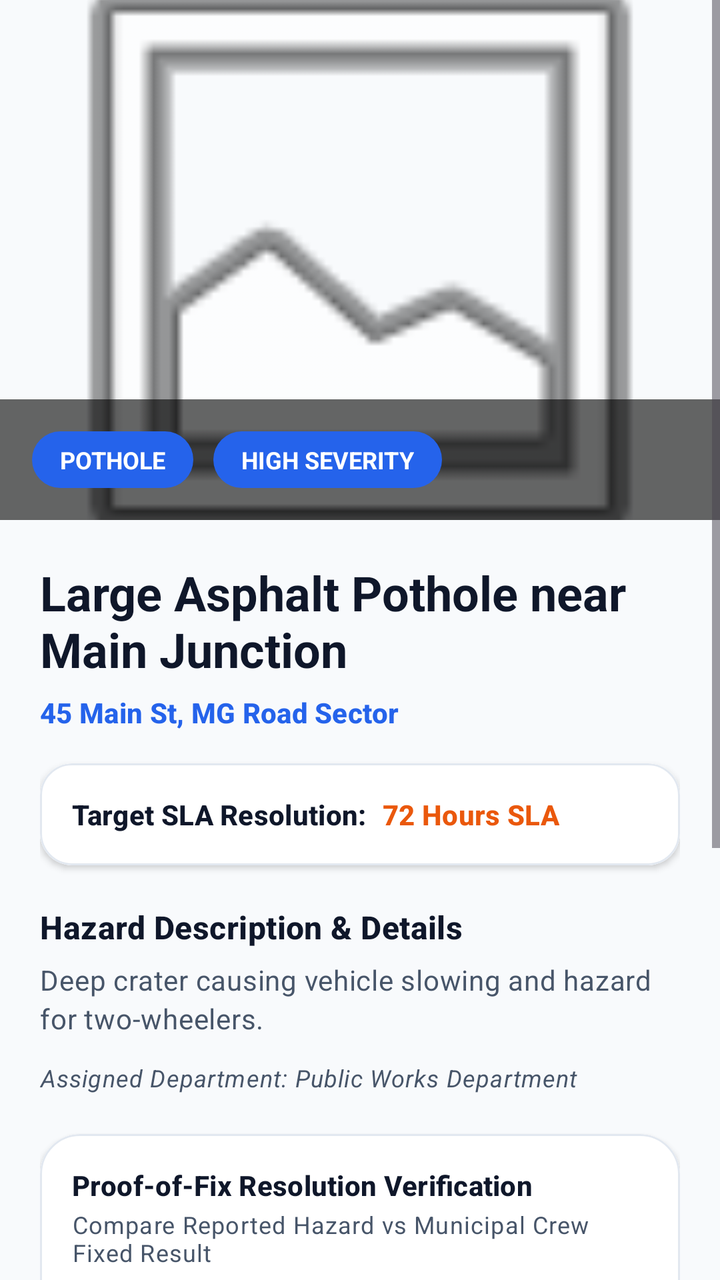
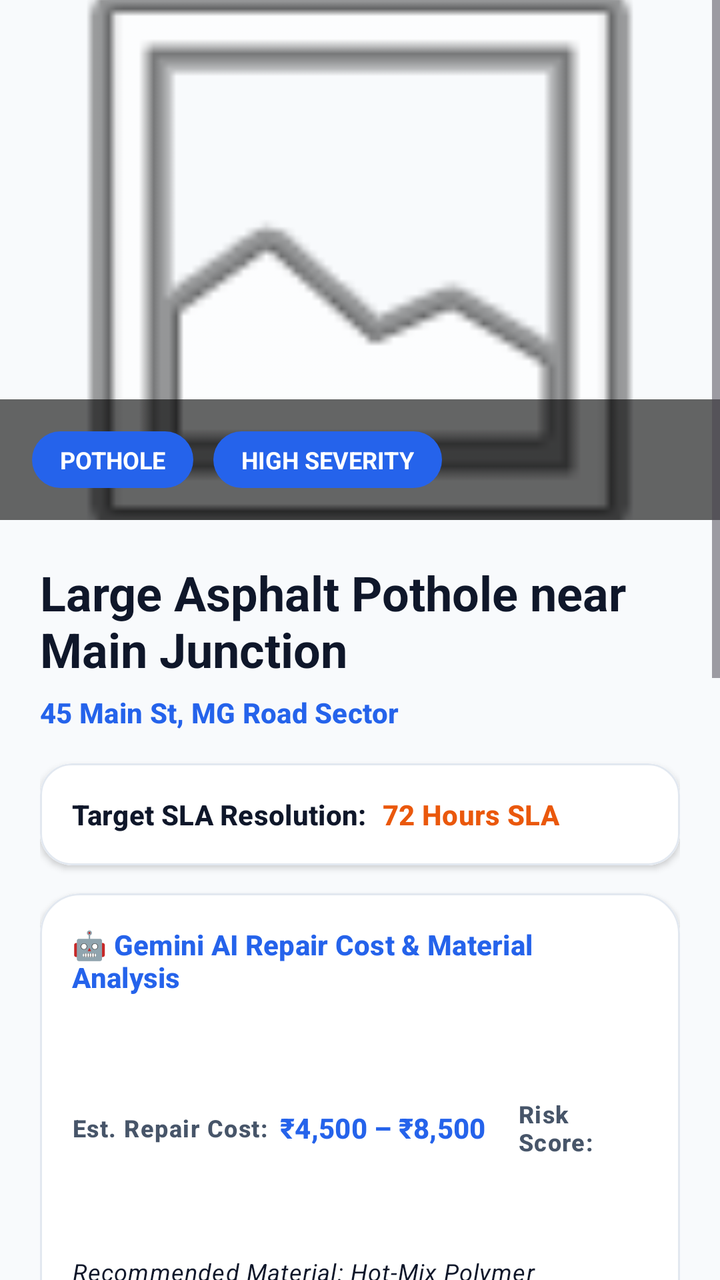

Before-and-after screenshots of an Android layout around one commit, followed by the original layout XML and the change that was made.
<!-- AndroidManifest.xml: application theme Theme.CivicLensAI -->
<!-- res/layout/activity_issue_detail.xml -->
<?xml version="1.0" encoding="utf-8"?>
<ScrollView xmlns:android="http://schemas.android.com/apk/res/android"
    xmlns:app="http://schemas.android.com/apk/res-auto"
    android:layout_width="match_parent"
    android:layout_height="match_parent"
    android:background="@color/m3_surface"
    android:fillViewport="true">

    <LinearLayout
        android:layout_width="match_parent"
        android:layout_height="wrap_content"
        android:orientation="vertical">

        
        <FrameLayout
            android:layout_width="match_parent"
            android:layout_height="260dp">

            <ImageView
                android:id="@+id/ivDetailPhoto"
                android:layout_width="match_parent"
                android:layout_height="match_parent"
                android:scaleType="centerCrop"
                android:src="@android:drawable/ic_menu_gallery" />

            <LinearLayout
                android:layout_width="match_parent"
                android:layout_height="wrap_content"
                android:layout_gravity="bottom"
                android:background="#99000000"
                android:padding="16dp">

                <TextView
                    android:id="@+id/tvDetailCategory"
                    android:layout_width="wrap_content"
                    android:layout_height="wrap_content"
                    android:background="@drawable/bg_badge_rounded"
                    android:paddingHorizontal="14dp"
                    android:paddingVertical="6dp"
                    android:text="POTHOLE"
                    android:textColor="@color/white"
                    android:textSize="12sp"
                    android:textStyle="bold" />

                <TextView
                    android:id="@+id/tvDetailSeverity"
                    android:layout_width="wrap_content"
                    android:layout_height="wrap_content"
                    android:layout_marginStart="10dp"
                    android:background="@drawable/bg_badge_rounded"
                    android:paddingHorizontal="14dp"
                    android:paddingVertical="6dp"
                    android:text="HIGH SEVERITY"
                    android:textColor="@color/white"
                    android:textSize="12sp"
                    android:textStyle="bold" />
            </LinearLayout>
        </FrameLayout>

        
        <LinearLayout
            android:layout_width="match_parent"
            android:layout_height="wrap_content"
            android:background="@color/m3_surface"
            android:orientation="vertical"
            android:padding="20dp">

            <TextView
                android:id="@+id/tvDetailTitle"
                android:layout_width="match_parent"
                android:layout_height="wrap_content"
                android:textAppearance="@style/TextAppearance.Material3.HeadlineSmall"
                android:text="Large Asphalt Pothole near Main Junction"
                android:textColor="@color/m3_on_surface"
                android:textStyle="bold" />

            <TextView
                android:id="@+id/tvDetailAddress"
                android:layout_width="match_parent"
                android:layout_height="wrap_content"
                android:layout_marginTop="6dp"
                android:textAppearance="@style/TextAppearance.Material3.LabelLarge"
                android:text="45 Main St, MG Road Sector"
                android:textColor="@color/m3_primary"
                android:textSize="14sp"
                android:textStyle="bold" />

            
            <com.google.android.material.card.MaterialCardView
                style="@style/Widget.Material3.CardView.Elevated"
                android:layout_width="match_parent"
                android:layout_height="wrap_content"
                android:layout_marginTop="16dp"
                app:cardBackgroundColor="@color/white"
                app:cardCornerRadius="16dp"
                app:cardElevation="2dp"
                app:strokeWidth="1dp"
                app:strokeColor="@color/m3_outline_variant">

                <LinearLayout
                    android:layout_width="match_parent"
                    android:layout_height="wrap_content"
                    android:background="@color/white"
                    android:gravity="center_vertical"
                    android:orientation="horizontal"
                    android:padding="16dp">

                    <TextView
                        android:layout_width="wrap_content"
                        android:layout_height="wrap_content"
                        android:textAppearance="@style/TextAppearance.Material3.LabelLarge"
                        android:text="Target SLA Resolution:"
                        android:textColor="@color/m3_on_surface"
                        android:textStyle="bold" />

                    <TextView
                        android:id="@+id/tvSlaWindow"
                        android:layout_width="wrap_content"
                        android:layout_height="wrap_content"
                        android:layout_marginStart="8dp"
                        android:textAppearance="@style/TextAppearance.Material3.LabelLarge"
                        android:text="72 Hours SLA"
                        android:textColor="@color/severity_high"
                        android:textStyle="bold" />
                </LinearLayout>
            </com.google.android.material.card.MaterialCardView>

            <TextView
                android:layout_width="match_parent"
                android:layout_height="wrap_content"
                android:layout_marginTop="20dp"
                android:textAppearance="@style/TextAppearance.Material3.TitleMedium"
                android:text="Hazard Description &amp; Details"
                android:textColor="@color/m3_on_surface"
                android:textStyle="bold" />

            <TextView
                android:id="@+id/tvDetailDesc"
                android:layout_width="match_parent"
                android:layout_height="wrap_content"
                android:layout_marginTop="6dp"
                android:textAppearance="@style/TextAppearance.Material3.BodyMedium"
                android:lineSpacingExtra="3dp"
                android:text="Deep crater causing vehicle slowing and hazard for two-wheelers."
                android:textColor="@color/m3_on_surface_variant"
                android:textSize="14sp" />

            <TextView
                android:id="@+id/tvDetailDepartment"
                android:layout_width="match_parent"
                android:layout_height="wrap_content"
                android:layout_marginTop="12dp"
                android:textAppearance="@style/TextAppearance.Material3.BodySmall"
                android:text="Assigned Department: Public Works Department"
                android:textColor="@color/m3_on_surface_variant"
                android:textStyle="italic" />

            
            <com.google.android.material.card.MaterialCardView
                style="@style/Widget.Material3.CardView.Elevated"
                android:layout_width="match_parent"
                android:layout_height="wrap_content"
                android:layout_marginTop="20dp"
                app:cardBackgroundColor="@color/white"
                app:cardCornerRadius="20dp"
                app:cardElevation="2dp"
                app:strokeWidth="1dp"
                app:strokeColor="@color/m3_outline_variant">

                <LinearLayout
                    android:layout_width="match_parent"
                    android:layout_height="wrap_content"
                    android:background="@color/white"
                    android:orientation="vertical"
                    android:padding="16dp">

                    <TextView
                        android:layout_width="match_parent"
                        android:layout_height="wrap_content"
                        android:textAppearance="@style/TextAppearance.Material3.TitleSmall"
                        android:text="Proof-of-Fix Resolution Verification"
                        android:textColor="@color/m3_on_surface"
                        android:textStyle="bold" />

                    <TextView
                        android:layout_width="match_parent"
                        android:layout_height="wrap_content"
                        android:layout_marginTop="2dp"
                        android:textAppearance="@style/TextAppearance.Material3.BodySmall"
                        android:text="Compare Reported Hazard vs Municipal Crew Fixed Result"
                        android:textColor="@color/m3_on_surface_variant" />

                    <LinearLayout
                        android:layout_width="match_parent"
                        android:layout_height="140dp"
                        android:layout_marginTop="12dp"
                        android:orientation="horizontal">

                        <FrameLayout
                            android:layout_width="0dp"
                            android:layout_height="match_parent"
                            android:layout_weight="1">

                            <ImageView
                                android:id="@+id/ivBeforePhoto"
                                android:layout_width="match_parent"
                                android:layout_height="match_parent"
                                android:scaleType="centerCrop"
                                android:src="@android:drawable/ic_menu_gallery" />

                            <TextView
                                android:layout_width="wrap_content"
                                android:layout_height="wrap_content"
                                android:layout_gravity="bottom|start"
                                android:layout_margin="8dp"
                                android:background="#CCDC2626"
                                android:paddingHorizontal="10dp"
                                android:paddingVertical="4dp"
                                android:text="BEFORE"
                                android:textColor="@color/white"
                                android:textSize="10sp"
                                android:textStyle="bold" />
                        </FrameLayout>

                        <View
                            android:layout_width="4dp"
                            android:layout_height="match_parent"
                            android:background="@color/white" />

                        <FrameLayout
                            android:layout_width="0dp"
                            android:layout_height="match_parent"
                            android:layout_weight="1">

                            <ImageView
                                android:id="@+id/ivAfterPhoto"
                                android:layout_width="match_parent"
                                android:layout_height="match_parent"
                                android:scaleType="centerCrop"
                                android:src="@android:drawable/ic_menu_gallery" />

                            <TextView
                                android:layout_width="wrap_content"
                                android:layout_height="wrap_content"
                                android:layout_gravity="bottom|start"
                                android:layout_margin="8dp"
                                android:background="#CC059669"
                                android:paddingHorizontal="10dp"
                                android:paddingVertical="4dp"
                                android:text="AFTER FIXED"
                                android:textColor="@color/white"
                                android:textSize="10sp"
                                android:textStyle="bold" />
                        </FrameLayout>
                    </LinearLayout>
                </LinearLayout>
            </com.google.android.material.card.MaterialCardView>

            
            <LinearLayout
                android:layout_width="match_parent"
                android:layout_height="wrap_content"
                android:layout_marginTop="24dp"
                android:orientation="horizontal">

                <com.google.android.material.button.MaterialButton
                    android:id="@+id/btnDetailUpvote"
                    style="@style/Widget.Material3.Button"
                    android:layout_width="0dp"
                    android:layout_height="54dp"
                    android:layout_weight="1"
                    android:backgroundTint="@color/m3_primary"
                    android:text="Upvote (24)"
                    android:textColor="@color/white"
                    android:textSize="14sp"
                    android:textStyle="bold"
                    app:cornerRadius="16dp" />

                <com.google.android.material.button.MaterialButton
                    android:id="@+id/btnVerifyStatus"
                    style="@style/Widget.Material3.Button.TonalButton"
                    android:layout_width="0dp"
                    android:layout_height="54dp"
                    android:layout_marginStart="12dp"
                    android:layout_weight="1"
                    android:text="Confirm / Verify"
                    android:textColor="@color/m3_primary"
                    android:textSize="14sp"
                    android:textStyle="bold"
                    app:cornerRadius="16dp" />
            </LinearLayout>

            
            <com.google.android.material.button.MaterialButton
                android:id="@+id/btnDownloadPdf"
                style="@style/Widget.Material3.Button.OutlinedButton"
                android:layout_width="match_parent"
                android:layout_height="52dp"
                android:layout_marginTop="14dp"
                android:text="Download Official PDF Ticket"
                android:textColor="@color/m3_primary"
                android:textSize="14sp"
                android:textStyle="bold"
                app:cornerRadius="16dp"
                app:strokeColor="@color/m3_primary"
                app:strokeWidth="1.5dp" />

        </LinearLayout>
    </LinearLayout>
</ScrollView>
<!-- resources referenced by this layout -->
<resources>
  <color name="m3_on_surface">#0F172A</color>
  <color name="m3_on_surface_variant">#475569</color>
  <color name="m3_outline_variant">#E2E8F0</color>
  <color name="m3_primary">#2563EB</color>
  <color name="m3_surface">#F8FAFC</color>
  <color name="severity_high">#EA580C</color>
  <color name="white">#FFFFFF</color>
  <!-- drawable bg_badge_rounded (drawable) -->
  <?xml version="1.0" encoding="utf-8"?>
  <shape xmlns:android="http://schemas.android.com/apk/res/android"
      android:shape="rectangle">
      <solid android:color="@color/primary_blue" />
      <corners android:radius="20dp" />
  </shape>
  <style name="Theme.CivicLensAI" parent="Base.Theme.CivicLensAI" />
  <color name="primary_blue">#2563EB</color>
  <style name="Base.Theme.CivicLensAI" parent="Theme.Material3.DayNight.NoActionBar">
          
          <item name="colorPrimary">@color/m3_primary</item>
          <item name="colorOnPrimary">@color/m3_on_primary</item>
          <item name="colorPrimaryContainer">@color/m3_primary_container</item>
          <item name="colorOnPrimaryContainer">@color/m3_on_primary_container</item>
  
          
          <item name="colorSecondary">@color/m3_secondary</item>
          <item name="colorOnSecondary">@color/m3_on_secondary</item>
          <item name="colorSecondaryContainer">@color/m3_secondary_container</item>
          <item name="colorOnSecondaryContainer">@color/m3_on_secondary_container</item>
  
          
          <item name="colorTertiary">@color/m3_tertiary</item>
          <item name="colorOnTertiary">@color/m3_on_tertiary</item>
          <item name="colorSurface">@color/m3_surface</item>
          <item name="colorOnSurface">@color/m3_on_surface</item>
          <item name="colorSurfaceVariant">@color/m3_surface_variant</item>
          <item name="colorOnSurfaceVariant">@color/m3_on_surface_variant</item>
  
          
          <item name="colorOutline">@color/m3_outline</item>
          <item name="colorOutlineVariant">@color/m3_outline_variant</item>
          <item name="android:windowBackground">@color/bg_light</item>
          <item name="android:statusBarColor">@color/primary_brand</item>
          <item name="android:navigationBarColor">@color/white</item>
      </style>
  <color name="m3_on_primary">#FFFFFF</color>
  <color name="m3_primary_container">#DBEAFE</color>
  <color name="m3_on_primary_container">#1E3A8A</color>
  <color name="m3_secondary">#0EA5E9</color>
  <color name="m3_on_secondary">#FFFFFF</color>
  <color name="m3_secondary_container">#E0F2FE</color>
  <color name="m3_on_secondary_container">#0369A1</color>
  <color name="m3_tertiary">#6366F1</color>
  <color name="m3_on_tertiary">#FFFFFF</color>
  <color name="m3_surface_variant">#F1F5F9</color>
  <color name="m3_outline">#CBD5E1</color>
  <color name="bg_light">#F8FAFC</color>
  <color name="primary_brand">#1E293B</color>
</resources>

<!-- the commit's change to res/layout/activity_issue_detail.xml (unified diff, before → after) -->
@@ -122,6 +122,93 @@
                         android:text="72 Hours SLA"
                         android:textColor="@color/severity_high"
                         android:textStyle="bold" />
+                </LinearLayout>
+            </com.google.android.material.card.MaterialCardView>
+
+            
+            <com.google.android.material.card.MaterialCardView
+                style="@style/Widget.Material3.CardView.Elevated"
+                android:layout_width="match_parent"
+                android:layout_height="wrap_content"
+                android:layout_marginTop="14dp"
+                app:cardBackgroundColor="@color/white"
+                app:cardCornerRadius="20dp"
+                app:cardElevation="2dp"
+                app:strokeWidth="1dp"
+                app:strokeColor="@color/m3_outline_variant">
+
+                <LinearLayout
+                    android:layout_width="match_parent"
+                    android:layout_height="wrap_content"
+                    android:background="@color/white"
+                    android:orientation="vertical"
+                    android:padding="16dp">
+
+                    <TextView
+                        android:layout_width="match_parent"
+                        android:layout_height="wrap_content"
+                        android:textAppearance="@style/TextAppearance.Material3.TitleSmall"
+                        android:text="🤖 Gemini AI Repair Cost &amp; Material Analysis"
+                        android:textColor="@color/m3_primary"
+                        android:textStyle="bold" />
+
+                    <LinearLayout
+                        android:layout_width="match_parent"
+                        android:layout_height="wrap_content"
+                        android:layout_marginTop="10dp"
+                        android:gravity="center_vertical"
+                        android:orientation="horizontal">
+
+                        <TextView
+                            android:layout_width="wrap_content"
+                            android:layout_height="wrap_content"
+                            android:textAppearance="@style/TextAppearance.Material3.LabelMedium"
+                            android:text="Est. Repair Cost:"
+                            android:textColor="@color/m3_on_surface_variant"
+                            android:textStyle="bold" />
+
+                        <TextView
+                            android:id="@+id/tvRepairCost"
+                            android:layout_width="wrap_content"
+                            android:layout_height="wrap_content"
+                            android:layout_marginStart="6dp"
+                            android:textAppearance="@style/TextAppearance.Material3.LabelLarge"
+                            android:text="₹4,500 – ₹8,500"
+                            android:textColor="@color/m3_primary"
+                            android:textStyle="bold" />
+
+                        <TextView
+                            android:layout_width="wrap_content"
+                            android:layout_height="wrap_content"
+                            android:layout_marginStart="16dp"
+                            android:textAppearance="@style/TextAppearance.Material3.LabelMedium"
+                            android:text="Risk Score:"
+                            android:textColor="@color/m3_on_surface_variant"
+                            android:textStyle="bold" />
+
+                        <TextView
+                            android:id="@+id/tvRiskScore"
+                            android:layout_width="wrap_content"
+                            android:layout_height="wrap_content"
+                            android:layout_marginStart="6dp"
+                            android:background="@drawable/bg_badge_rounded"
+                            android:paddingHorizontal="10dp"
+                            android:paddingVertical="3dp"
+                            android:text="8.1 / 10"
+                            android:textColor="@color/white"
+                            android:textSize="11sp"
+                            android:textStyle="bold" />
+                    </LinearLayout>
+
+                    <TextView
+                        android:id="@+id/tvMaterialRec"
+                        android:layout_width="match_parent"
+                        android:layout_height="wrap_content"
+                        android:layout_marginTop="8dp"
+                        android:textAppearance="@style/TextAppearance.Material3.BodySmall"
+                        android:text="Recommended Material: Hot-Mix Polymer Bituminous Patch"
+                        android:textColor="@color/m3_on_surface"
+                        android:textStyle="italic" />
                 </LinearLayout>
             </com.google.android.material.card.MaterialCardView>
 
